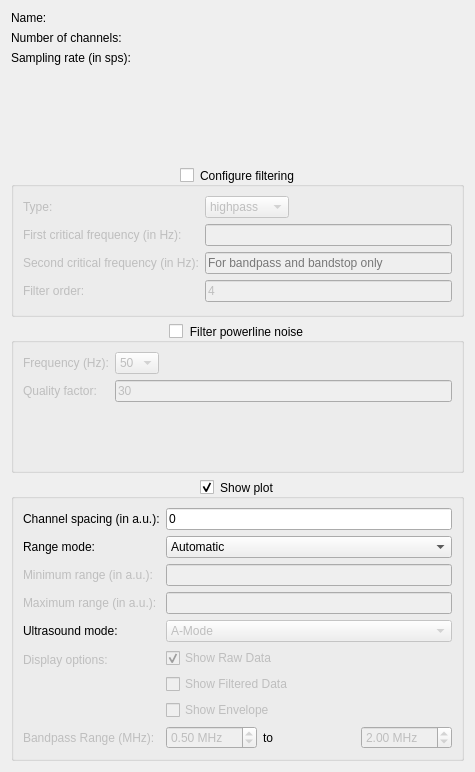
The window that biogui/resources/signal_config_widget.ui (pulp-bio/biogui) describes before a commit, drawn with Qt 5.
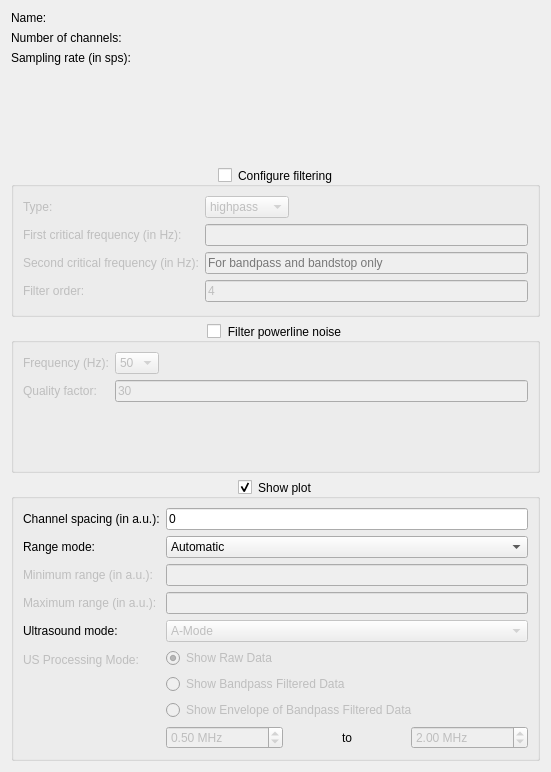
The same window after the commit.

```diff
--- a/biogui/resources/signal_config_widget.ui
+++ b/biogui/resources/signal_config_widget.ui
@@ -6,7 +6,7 @@
    <rect>
     <x>0</x>
     <y>0</y>
-    <width>475</width>
+    <width>551</width>
     <height>772</height>
    </rect>
   </property>
@@ -308,14 +308,14 @@
          <bool>false</bool>
         </property>
         <property name="text">
-         <string>Display options:</string>
+         <string>US Processing Mode:</string>
         </property>
        </widget>
       </item>
       <item row="9" column="1">
-       <layout class="QVBoxLayout">
+       <layout class="QVBoxLayout" name="usProcessingModeLayout">
         <item>
-         <widget class="QCheckBox" name="showRawCheckBox">
+         <widget class="QRadioButton" name="showRawCheckBox">
           <property name="enabled">
            <bool>false</bool>
           </property>
@@ -328,38 +328,26 @@
          </widget>
         </item>
         <item>
-         <widget class="QCheckBox" name="showFilteredCheckBox">
+         <widget class="QRadioButton" name="showFilteredCheckBox">
           <property name="enabled">
            <bool>false</bool>
           </property>
           <property name="text">
-           <string>Show Filtered Data</string>
+           <string>Show Bandpass Filtered Data</string>
           </property>
          </widget>
         </item>
         <item>
-         <widget class="QCheckBox" name="showEnvelopeCheckBox">
+         <widget class="QRadioButton" name="showEnvelopeCheckBox">
           <property name="enabled">
            <bool>false</bool>
           </property>
           <property name="text">
-           <string>Show Envelope</string>
+           <string>Show Envelope of Bandpass Filtered Data</string>
           </property>
          </widget>
         </item>
-       </layout>
-      </item>
-      <item row="10" column="0">
-       <widget class="QLabel" name="label16">
-        <property name="enabled">
-         <bool>false</bool>
-        </property>
-        <property name="text">
-         <string>Bandpass Range (MHz):</string>
-        </property>
-       </widget>
-      </item>
-      <item row="10" column="1">
+        <item>
        <layout class="QHBoxLayout">
         <item>
          <widget class="QDoubleSpinBox" name="lowFreqSpinBox">
@@ -383,7 +371,7 @@
           </property>
          </widget>
         </item>
-        <item>
+          <item alignment="Qt::AlignmentFlag::AlignHCenter">
          <widget class="QLabel" name="label">
           <property name="text">
            <string>to</string>
@@ -411,6 +399,8 @@
            <double>2.000000000000000</double>
           </property>
          </widget>
+          </item>
+         </layout>
         </item>
        </layout>
       </item>
```
Lines whose indentation alone changed are shown as unchanged.
